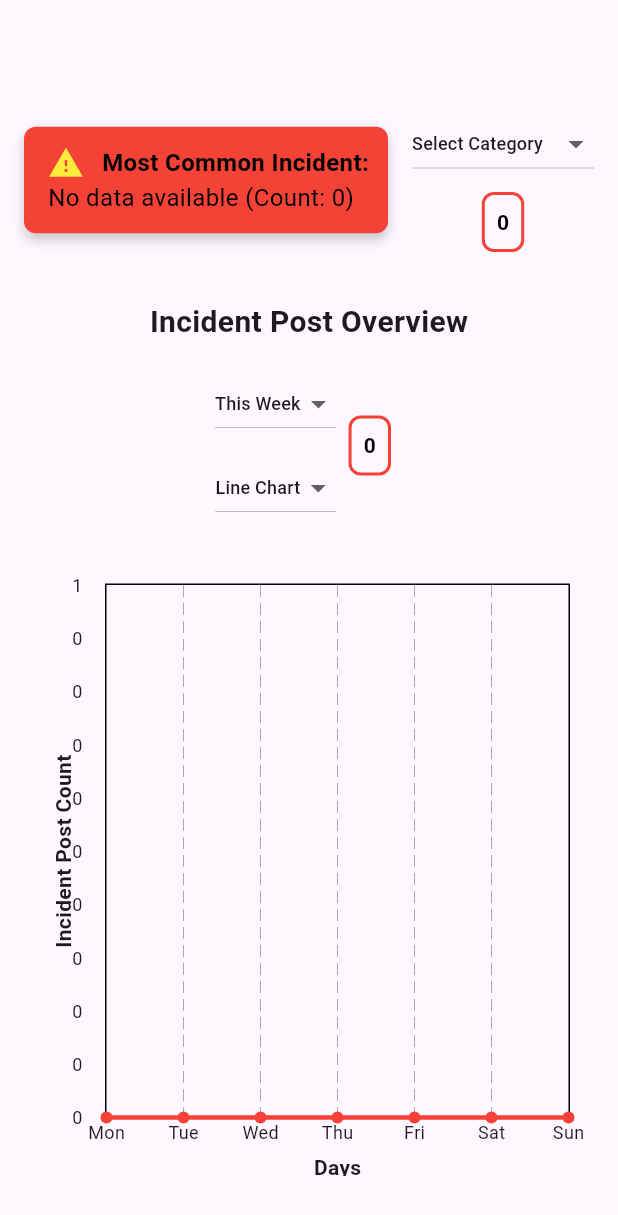
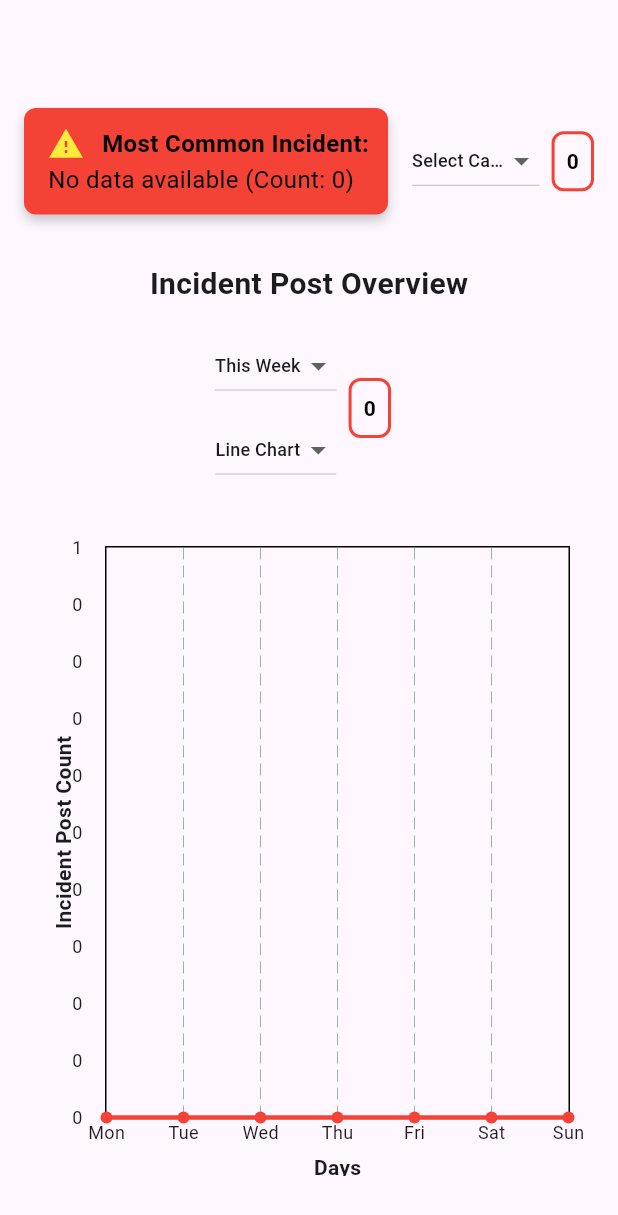
Before and after one commit to kdjhzhr/UTMSafe, a Flutter app: the Report screen opened directly, on a phone screen of 412 x 824 dp. Shown: the top 1215 px of the screen. Run offline on Flutter 3.47's test engine with Material 3 defaults, Android fonts, the phone set to English and light mode, and no system bars; drawn by our look-alikes of fl_chart; our stand-ins replace cloud_firestore, firebase_auth, firebase_core, firebase_storage, image_picker; accounts and stored records are empty.

Commit message:
Adjust category counter at report.dart

```diff
--- a/lib/report.dart
+++ b/lib/report.dart
@@ -186,9 +186,12 @@ FutureBuilder<Map<String, dynamic>>(
           // Category Filter and Counter
           Flexible(
   flex: 1,
-            child: Column(
+  child: Row( // Change to Row for alignment
     children: [
-                SizedBox(
+      // Category Filter Dropdown
+      Expanded(
+        flex: 2, // Adjust space taken by dropdown
+        child: SizedBox(
           width: double.infinity, // Make dropdown take full available width
           child: DropdownButton<String>(
             value: _selectedCategory,
@@ -217,7 +220,9 @@ FutureBuilder<Map<String, dynamic>>(
             }).toList(),
           ),
         ),
-                const SizedBox(height: 8),
+      ),
+      const SizedBox(width: 8), // Space between dropdown and counter
+      // Category Counter
       StreamBuilder<int>(
         stream: _fetchCategoryCount(_selectedCategory),
         builder: (context, snapshot) {
```
Lines whose indentation alone changed are shown as unchanged.
